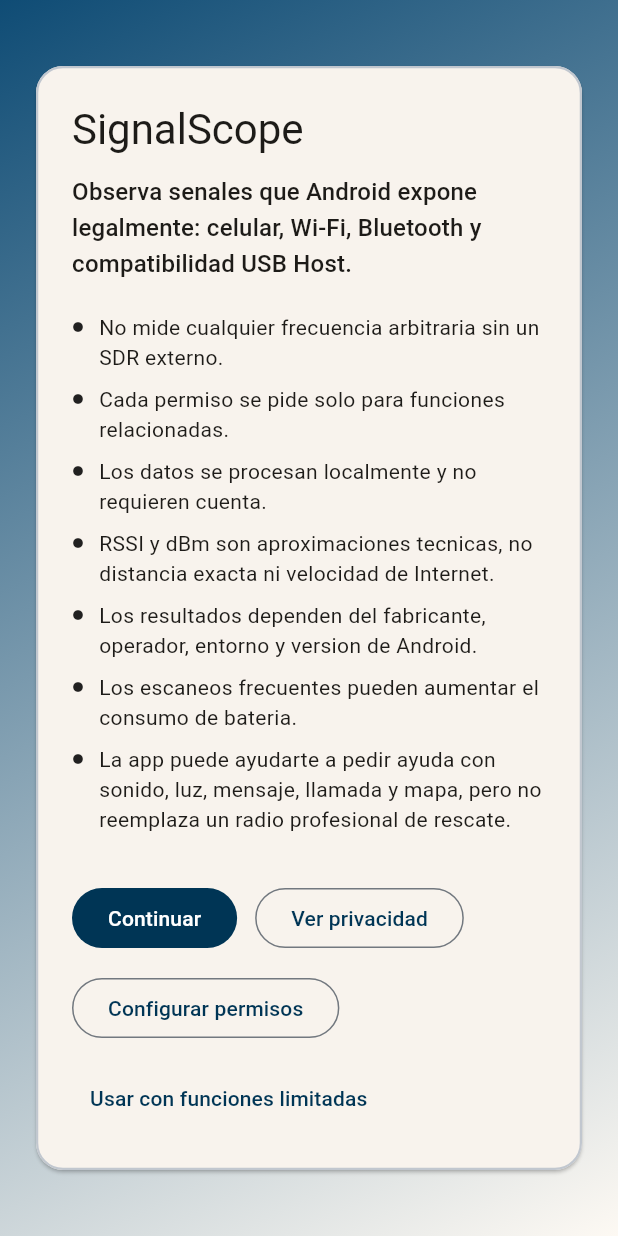
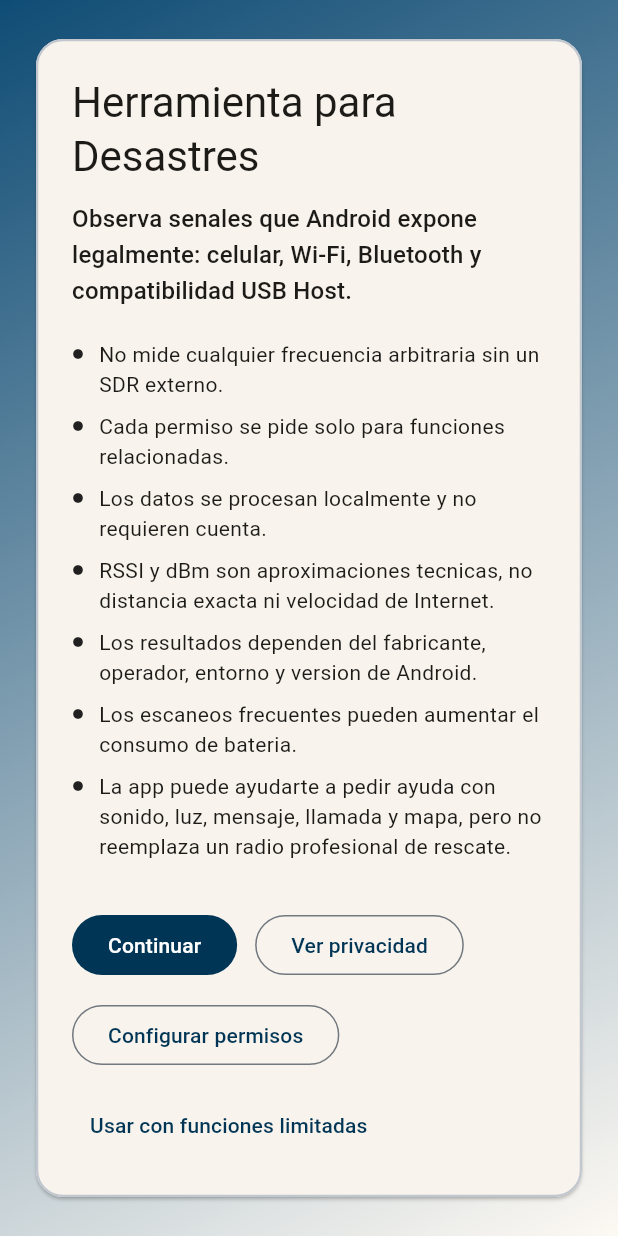
Before and after one commit to anderson-camacho/herramieta-para-desastres, a Flutter app: the screen it shows after launch, on a phone screen of 412 x 824 dp. Run offline on Flutter 3.47's test engine with Material 3 defaults, Android fonts, the phone set to English and light mode, and no system bars; our stand-ins replace fl_chart, geolocator, permission_handler, share_plus, shared_preferences; Roboto replaces fonts that are missing (Atkinson Hyperlegible Next).

Commit message:
Rename onboarding branding

```diff
--- a/lib/src/features/onboarding/presentation/onboarding_screen.dart
+++ b/lib/src/features/onboarding/presentation/onboarding_screen.dart
@@ -42,7 +42,7 @@
                       mainAxisSize: MainAxisSize.min,
                       crossAxisAlignment: CrossAxisAlignment.start,
                       children: <Widget>[
-                        Text('SignalScope', style: theme.textTheme.headlineMedium),
+                        Text('Herramienta para Desastres', style: theme.textTheme.headlineMedium),
                         const SizedBox(height: 12),
                         Text(
                           'Observa senales que Android expone legalmente: celular, Wi-Fi, Bluetooth y compatibilidad USB Host.',
@@ -61,22 +61,10 @@
                           spacing: 12,
                           runSpacing: 12,
                           children: <Widget>[
-                            FilledButton(
-                              onPressed: onContinue,
-                              child: const Text('Continuar'),
-                            ),
-                            OutlinedButton(
-                              onPressed: onOpenPrivacy,
-                              child: const Text('Ver privacidad'),
-                            ),
-                            OutlinedButton(
-                              onPressed: onOpenPermissions,
-                              child: const Text('Configurar permisos'),
-                            ),
-                            TextButton(
-                              onPressed: onUseLimitedMode,
-                              child: const Text('Usar con funciones limitadas'),
-                            ),
+                            FilledButton(onPressed: onContinue, child: const Text('Continuar')),
+                            OutlinedButton(onPressed: onOpenPrivacy, child: const Text('Ver privacidad')),
+                            OutlinedButton(onPressed: onOpenPermissions, child: const Text('Configurar permisos')),
+                            TextButton(onPressed: onUseLimitedMode, child: const Text('Usar con funciones limitadas')),
                           ],
                         ),
                       ],
```
